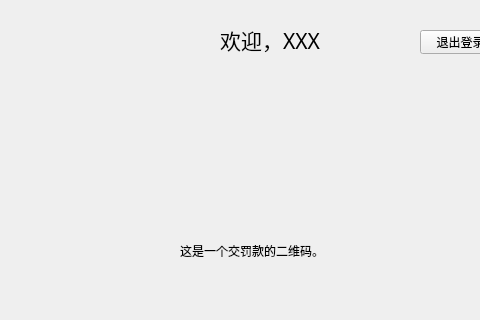
Above: user_menu.ui from belunch/book_manage_system before the change; both pictures show x 0 to 480 and y 0 to 320 of the 847 by 830 pixel window. Below: the same form after it.
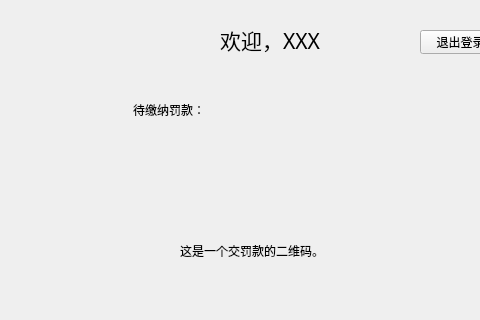
That is the form after the change.

Patch:
```diff
--- a/user_menu.ui
+++ b/user_menu.ui
@@ -699,6 +699,32 @@
       <string>返回</string>
      </property>
     </widget>
+    <widget class="QLabel" name="label_5">
+     <property name="geometry">
+      <rect>
+       <x>113</x>
+       <y>40</y>
+       <width>91</width>
+       <height>20</height>
+      </rect>
+     </property>
+     <property name="text">
+      <string>待缴纳罚款：</string>
+     </property>
+    </widget>
+    <widget class="QLabel" name="finelabel">
+     <property name="geometry">
+      <rect>
+       <x>200</x>
+       <y>40</y>
+       <width>54</width>
+       <height>16</height>
+      </rect>
+     </property>
+     <property name="text">
+      <string/>
+     </property>
+    </widget>
    </widget>
   </widget>
  </widget>
```
Left out of the diff: 2 changed lines with no effect on the pictures.
